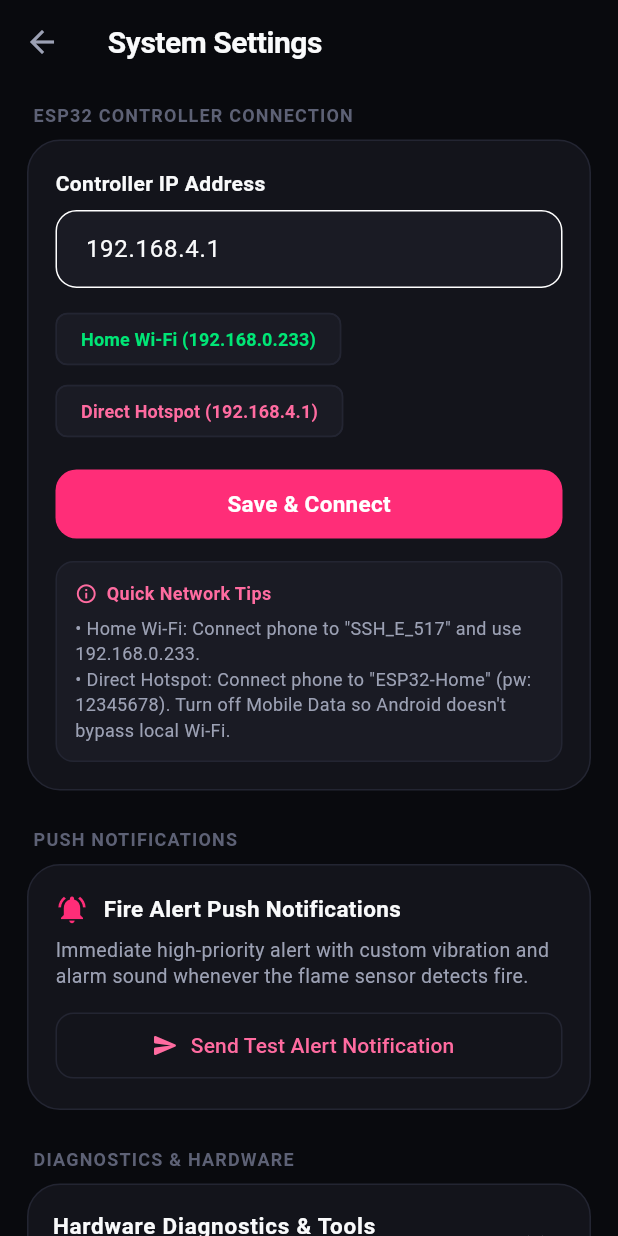
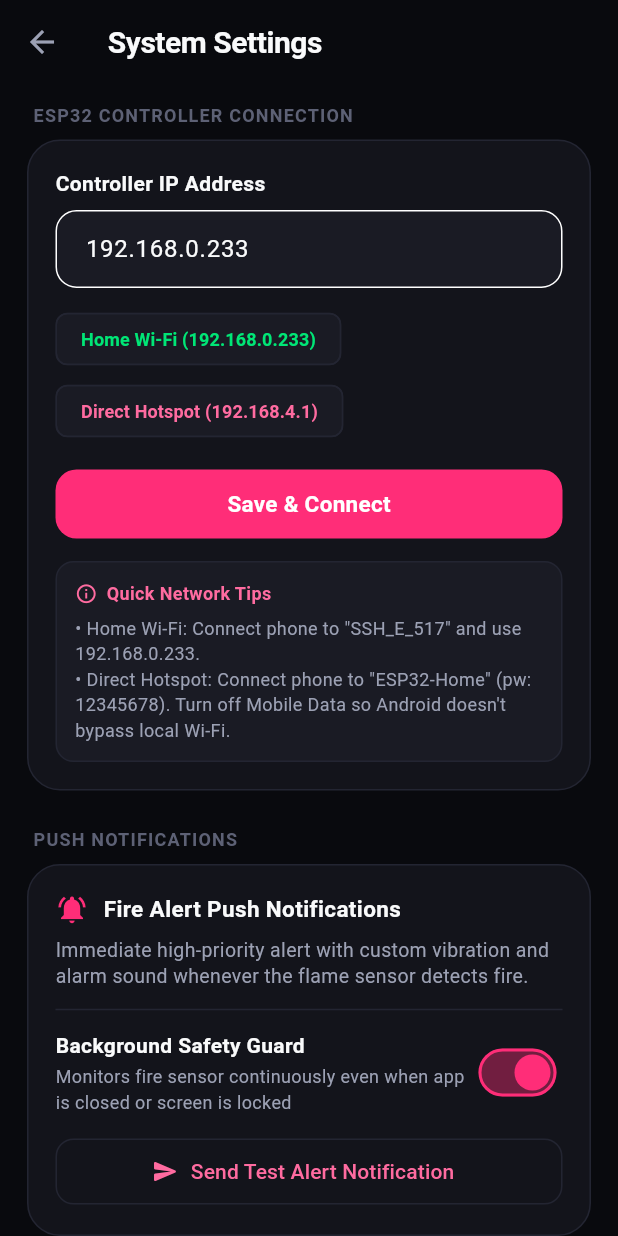
Before and after one commit to 041rayan/smart-home-system, a Flutter app: the screen it shows after launch, after a tap on the "settings" icon, on a phone screen of 412 x 824 dp. Run offline on Flutter 3.47's test engine with Material 3 defaults, Android fonts, the phone set to English and light mode, and no system bars; our stand-ins replace flutter_local_notifications, local_auth, shared_preferences; missing offline and left inert: flutter_background_service; network calls fail.

Commit message:
Add background safety monitoring service for fire push notifications and polish UI

```diff
--- a/smart_home_app/lib/main.dart
+++ b/smart_home_app/lib/main.dart
@@ -3,6 +3,7 @@ import 'package:flutter/services.dart';
 import 'package:provider/provider.dart';
 import 'providers/home_provider.dart';
 import 'screens/home_screen.dart';
+import 'services/background_monitoring_service.dart';
 import 'services/notification_service.dart';
 import 'theme/app_theme.dart';
 
@@ -21,6 +22,9 @@ void main() async {
 
   // Initialize notifications service
   await NotificationService().initialize();
+
+  // Initialize background safety monitoring service
+  await BackgroundMonitoringService.initialize();
 
   runApp(
     MultiProvider(
--- a/smart_home_app/lib/providers/home_provider.dart
+++ b/smart_home_app/lib/providers/home_provider.dart
@@ -1,5 +1,6 @@
 import 'dart:async';
 import 'package:flutter/foundation.dart';
+import 'package:flutter_background_service/flutter_background_service.dart';
 import 'package:shared_preferences/shared_preferences.dart';
 import '../models/home_state.dart';
 import '../services/esp32_api_service.dart';
@@ -13,8 +14,9 @@ class HomeProvider extends ChangeNotifier {
 
   HomeState _state = HomeState.initial();
   ConnectionStatus _connectionStatus = ConnectionStatus.disconnected;
-  String _esp32Ip = '192.168.4.1';
+  String _esp32Ip = '192.168.0.233';
   bool _isDemoMode = false;
+  bool _isBackgroundMonitoringEnabled = true;
   String? _errorMessage;
 
   Timer? _pollingTimer;
@@ -25,18 +27,37 @@ class HomeProvider extends ChangeNotifier {
   ConnectionStatus get connectionStatus => _connectionStatus;
   String get esp32Ip => _esp32Ip;
   bool get isDemoMode => _isDemoMode;
+  bool get isBackgroundMonitoringEnabled => _isBackgroundMonitoringEnabled;
   String? get errorMessage => _errorMessage;
 
   HomeProvider() {
     _apiService = Esp32ApiService(baseUrl: _esp32Ip);
+    _initBackgroundListener();
     _loadPreferences();
+  }
+
+  void _initBackgroundListener() {
+    FlutterBackgroundService().on('state_update').listen((event) {
+      if (event != null && !_isDemoMode) {
+        try {
+          final newState = HomeState.fromJson(Map<String, dynamic>.from(event));
+          _handleStateUpdate(newState);
+          _connectionStatus = ConnectionStatus.connected;
+          _errorMessage = null;
+          notifyListeners();
+        } catch (e) {
+          debugPrint('Error parsing state from background service: $e');
+        }
+      }
+    });
   }
 
   Future<void> _loadPreferences() async {
     try {
       final prefs = await SharedPreferences.getInstance();
-      _esp32Ip = prefs.getString('esp32_ip') ?? '192.168.4.1';
+      _esp32Ip = prefs.getString('esp32_ip') ?? '192.168.0.233';
       _isDemoMode = prefs.getBool('demo_mode') ?? false;
+      _isBackgroundMonitoringEnabled = prefs.getBool('bg_monitoring_enabled') ?? true;
       _apiService = Esp32ApiService(baseUrl: _esp32Ip);
 
       if (_isDemoMode) {
@@ -127,6 +148,13 @@ class HomeProvider extends ChangeNotifier {
       _connectionStatus = ConnectionStatus.disconnected;
       startPolling();
     }
+    notifyListeners();
+  }
+
+  Future<void> setBackgroundMonitoring(bool enabled) async {
+    _isBackgroundMonitoringEnabled = enabled;
+    final prefs = await SharedPreferences.getInstance();
+    await prefs.setBool('bg_monitoring_enabled', enabled);
     notifyListeners();
   }
 
--- a/smart_home_app/lib/screens/settings_screen.dart
+++ b/smart_home_app/lib/screens/settings_screen.dart
@@ -215,6 +215,40 @@ class _SettingsScreenState extends State<SettingsScreen> {
                   'Immediate high-priority alert with custom vibration and alarm sound whenever the flame sensor detects fire.',
                   style: TextStyle(fontSize: 13, color: AppColors.textSecondary, height: 1.3),
                 ),
+                const Divider(color: AppColors.cardBorder, height: 28),
+                Row(
+                  mainAxisAlignment: MainAxisAlignment.spaceBetween,
+                  children: [
+                    const Expanded(
+                      child: Column(
+                        crossAxisAlignment: CrossAxisAlignment.start,
+                        children: [
+                          Text(
+                            'Background Safety Guard',
+                            style: TextStyle(
+                              fontSize: 14,
+                              fontWeight: FontWeight.w600,
+                              color: AppColors.textWhite,
+                            ),
+                          ),
+                          SizedBox(height: 2),
+                          Text(
+                            'Monitors fire sensor continuously even when app is closed or screen is locked',
+                            style: TextStyle(fontSize: 12, color: AppColors.textSecondary),
+                          ),
+                        ],
+                      ),
+                    ),
+                    Switch(
+                      value: provider.isBackgroundMonitoringEnabled,
+                      activeThumbColor: AppColors.primaryPink,
+                      activeTrackColor: AppColors.primaryPink.withValues(alpha: 0.4),
+                      onChanged: (val) {
+                        provider.setBackgroundMonitoring(val);
+                      },
+                    ),
+                  ],
+                ),
                 const SizedBox(height: 14),
                 OutlinedButton.icon(
                   onPressed: () async {
--- /dev/null
+++ b/smart_home_app/lib/services/background_monitoring_service.dart
@@ -0,0 +1,152 @@
+import 'dart:async';
+import 'dart:convert';
+import 'dart:io';
+import 'dart:ui';
+import 'package:flutter/material.dart';
+import 'package:flutter_background_service/flutter_background_service.dart';
+import 'package:flutter_local_notifications/flutter_local_notifications.dart';
+import 'package:http/http.dart' as http;
+import 'package:shared_preferences/shared_preferences.dart';
+import 'notification_service.dart';
+
+class BackgroundMonitoringService {
+  static const String notificationChannelId = 'smart_home_guard_channel';
+  static const int notificationId = 888;
+
+  static Future<void> initialize() async {
+    final service = FlutterBackgroundService();
+
+    // Create notification channel for the foreground service (silent/low importance)
+    final FlutterLocalNotificationsPlugin flutterLocalNotificationsPlugin =
+        FlutterLocalNotificationsPlugin();
+
+    if (Platform.isAndroid) {
+      const AndroidNotificationChannel channel = AndroidNotificationChannel(
+        notificationChannelId,
+        'Smart Home Safety Monitor',
+        description: 'Persistent background monitor for real-time fire detection',
+        importance: Importance.low,
+      );
+
+      await flutterLocalNotificationsPlugin
+          .resolvePlatformSpecificImplementation<
+              AndroidFlutterLocalNotificationsPlugin>()
+          ?.createNotificationChannel(channel);
+    }
+
+    await service.configure(
+      androidConfiguration: AndroidConfiguration(
+        onStart: onStart,
+        autoStart: true,
+        isForegroundMode: true,
+        notificationChannelId: notificationChannelId,
+        initialNotificationTitle: 'Smart Home Guard',
+        initialNotificationContent: 'Monitoring smart home safety...',
+        foregroundServiceNotificationId: notificationId,
+        foregroundServiceTypes: [AndroidForegroundType.dataSync],
+      ),
+      iosConfiguration: IosConfiguration(
+        autoStart: true,
+        onForeground: onStart,
+        onBackground: onIosBackground,
+      ),
+    );
+  }
+
+  @pragma('vm:entry-point')
+  static Future<bool> onIosBackground(ServiceInstance service) async {
+    WidgetsFlutterBinding.ensureInitialized();
+    DartPluginRegistrant.ensureInitialized();
+    return true;
+  }
+
+  @pragma('vm:entry-point')
+  static void onStart(ServiceInstance service) async {
+    DartPluginRegistrant.ensureInitialized();
+    WidgetsFlutterBinding.ensureInitialized();
+
+    final NotificationService notificationService = NotificationService();
+    await notificationService.initialize();
+
+    bool previousFireState = false;
+
+    // Listen for custom commands from foreground app
+    service.on('stopService').listen((event) {
+      service.stopSelf();
+    });
+
+    // Run monitoring loop every 2 seconds
+    Timer.periodic(const Duration(seconds: 2), (timer) async {
+      try {
+        final prefs = await SharedPreferences.getInstance();
+        await prefs.reload();
+
+        final bool isDemo = prefs.getBool('demo_mode') ?? false;
+        final bool bgEnabled = prefs.getBool('bg_monitoring_enabled') ?? true;
+        final String ip = prefs.getString('esp32_ip') ?? '192.168.0.233';
+
+        if (!bgEnabled || isDemo) {
+          if (service is AndroidServiceInstance) {
+            service.setForegroundNotificationInfo(
+              title: 'Smart Home Guard',
+              content: isDemo ? 'Demo mode active' : 'Background monitoring paused',
+            );
+          }
+          return;
+        }
+
+        final url = Uri.parse('http://$ip/api/state');
+        final response = await http.get(url).timeout(const Duration(seconds: 2));
+
+        if (response.statusCode == 200) {
+          final data = jsonDecode(response.body) as Map<String, dynamic>;
+          final bool isFire = data['fire'] == true;
+
+          // Notify UI if app is open
+          service.invoke('state_update', data);
+
+          // Handle fire transition
+          if (isFire && !previousFireState) {
+            await notificationService.showFireAlert(force: true);
+          } else if (!isFire && previousFireState) {
+            await notificationService.clearFireAlert();
+          }
+          previousFireState = isFire;
+
+          if (service is AndroidServiceInstance) {
+            if (isFire) {
+              service.setForegroundNotificationInfo(
+                title: '🔥 FIRE HAZARD DETECTED!',
+                content: 'Emergency! Flame sensor active at $ip',
+              );
+            } else {
+              final temp = data['temp'];
+              final tempStr = temp != null ? '$temp°C' : '--';
+              service.setForegroundNotificationInfo(
+                title: 'Smart Home Guard • Secure',
+                content: 'All systems normal ($tempStr) • Connected to $ip',
+              );
+            }
+          }
+        } else {
+          if (service is AndroidServiceInstance) {
+            service.setForegroundNotificationInfo(
+              title: 'Smart Home Guard',
+              content: 'Connecting to controller ($ip)...',
+            );
+          }
+        }
+      } catch (e) {
+        // Network timeout / offline
+        if (service is AndroidServiceInstance) {
+          final prefs = await SharedPreferences.getInstance();
+          final String ip = prefs.getString('esp32_ip') ?? '192.168.0.233';
+          service.setForegroundNotificationInfo(
+            title: 'Smart Home Guard',
+            content: 'Connecting to $ip...',
+          );
+        }
+      }
+    });
+  }
+}
--- a/smart_home_app/lib/widgets/control_buttons.dart
+++ b/smart_home_app/lib/widgets/control_buttons.dart
@@ -94,52 +94,39 @@ class ControlButtons extends StatelessWidget {
                       ],
                     ),
                   ),
-                  // Lock / Biometric Unlock Action
-                  InkWell(
-                    onTap: () {
-                      if (isDoorOpen) {
-                        provider.lockDoor();
-                      } else {
-                        // Enforce biometric authentication to unlock
-                        Navigator.push(
-                          context,
-                          MaterialPageRoute(
-                            builder: (_) => const BiometricUnlockScreen(),
+                  // Status Badge
+                  Container(
+                    padding: const EdgeInsets.symmetric(horizontal: 10, vertical: 5),
+                    decoration: BoxDecoration(
+                      color: isDoorOpen
+                          ? AppColors.primaryPink.withValues(alpha: 0.15)
+                          : AppColors.cardElevated,
+                      borderRadius: BorderRadius.circular(20),
+                      border: Border.all(
+                        color: isDoorOpen
+                            ? AppColors.primaryPink.withValues(alpha: 0.5)
+                            : AppColors.cardBorder,
                       ),
-                        );
-                      }
-                    },
-                    borderRadius: BorderRadius.circular(12),
-                    child: Container(
-                      padding: const EdgeInsets.symmetric(horizontal: 14, vertical: 10),
-                      decoration: BoxDecoration(
-                        gradient: isDoorOpen ? null : AppColors.primaryPinkGradient,
-                        color: isDoorOpen ? AppColors.cardElevated : null,
-                        borderRadius: BorderRadius.circular(12),
-                        border: isDoorOpen
-                            ? Border.all(color: AppColors.primaryPink.withValues(alpha: 0.5))
-                            : null,
                     ),
                     child: Row(
                       mainAxisSize: MainAxisSize.min,
                       children: [
                         Icon(
-                            isDoorOpen ? Icons.lock_outline_rounded : Icons.fingerprint_rounded,
-                            size: 16,
-                            color: isDoorOpen ? AppColors.primaryPink : Colors.white,
+                          isDoorOpen ? Icons.lock_open : Icons.shield_outlined,
+                          size: 13,
+                          color: isDoorOpen ? AppColors.primaryPink : AppColors.online,
                         ),
-                          const SizedBox(width: 6),
+                        const SizedBox(width: 5),
                         Text(
-                            isDoorOpen ? 'LOCK' : 'BIOMETRIC',
+                          isDoorOpen ? 'UNLOCKED' : 'SECURE',
                           style: TextStyle(
-                              fontSize: 12,
+                            fontSize: 11,
                             fontWeight: FontWeight.bold,
                             letterSpacing: 0.5,
-                              color: isDoorOpen ? AppColors.primaryPink : Colors.white,
+                            color: isDoorOpen ? AppColors.primaryPink : AppColors.online,
                           ),
                         ),
                       ],
-                      ),
                     ),
                   ),
                 ],
@@ -167,19 +154,20 @@ class ControlButtons extends StatelessWidget {
                   ),
                   label: Text(
                     isDoorOpen ? 'Lock Door Now' : 'Biometric Door Access (Fingerprint / Face)',
-                    style: const TextStyle(
+                    style: TextStyle(
                       fontWeight: FontWeight.bold,
                       fontSize: 13,
+                      color: isDoorOpen ? AppColors.primaryPink : Colors.white,
                     ),
                   ),
                   style: ElevatedButton.styleFrom(
-                    backgroundColor: AppColors.cardElevated,
-                    foregroundColor: isDoorOpen ? AppColors.primaryPink : AppColors.softPink,
+                    backgroundColor: isDoorOpen ? AppColors.cardElevated : AppColors.primaryPink,
+                    foregroundColor: isDoorOpen ? AppColors.primaryPink : Colors.white,
                     side: BorderSide(
-                      color: AppColors.primaryPink.withValues(alpha: 0.35),
+                      color: AppColors.primaryPink.withValues(alpha: isDoorOpen ? 0.35 : 0.8),
                       width: 1,
                     ),
-                    padding: const EdgeInsets.symmetric(vertical: 12),
+                    padding: const EdgeInsets.symmetric(vertical: 13),
                     shape: RoundedRectangleBorder(
                       borderRadius: BorderRadius.circular(14),
                     ),
--- a/smart_home_app/pubspec.yaml
+++ b/smart_home_app/pubspec.yaml
@@ -15,6 +15,7 @@ dependencies:
   shared_preferences: ^2.3.2
   cupertino_icons: ^1.0.8
   local_auth: ^3.0.2
+  flutter_background_service: ^5.1.0
 
 dev_dependencies:
   flutter_test:
```
Also changed, not shown: smart_home_app/lib/screens/face_unlock_screen.dart (+4 -14 lines), smart_home_app/pubspec.lock, 1 other file. Lines whose indentation alone changed are shown as unchanged.
